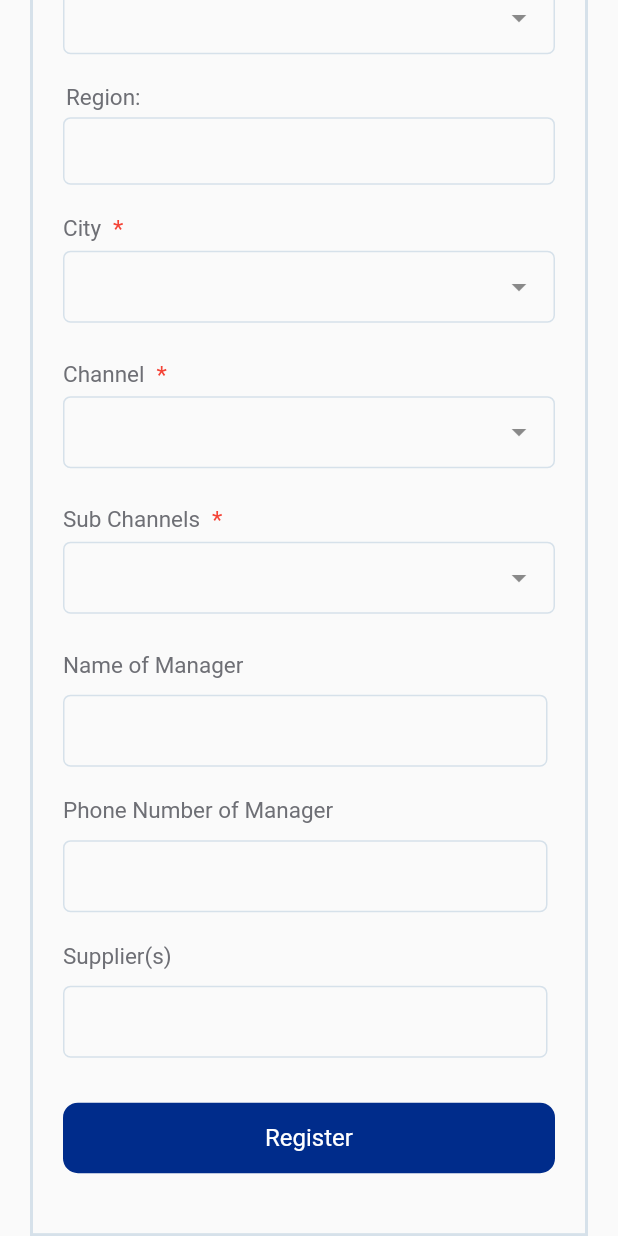
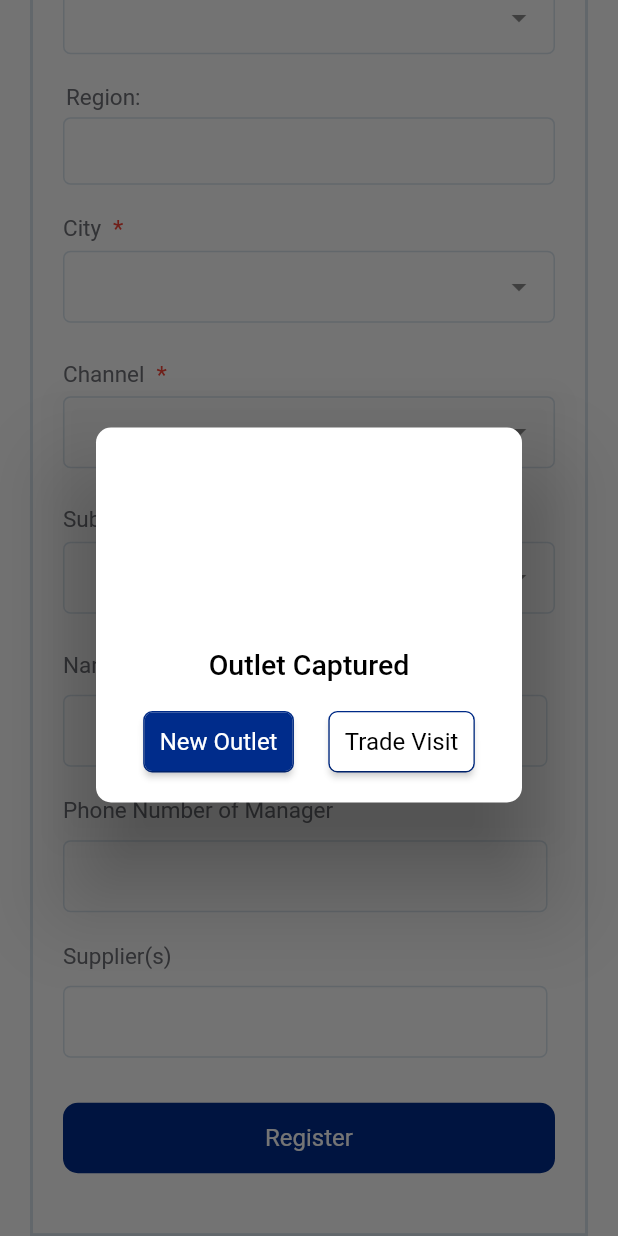
Before and after one commit to ObiVictorChibuike/Dexter_customer, a Flutter app: the OutletFormScreen screen opened by its route, scrolled down 406 dp, after a tap on "Register", on a phone screen of 412 x 824 dp. Run offline on Flutter 3.47's test engine with Material 2 defaults, Android fonts, the phone set to English and light mode, and no system bars; drawn by our look-alikes of dropdown_textfield; Roboto replaces fonts that are missing (neueplak).

Commit message:
Working on form

```diff
--- /dev/null
+++ b/lib/features/outlets/widgets/alert_action.dart
@@ -0,0 +1,40 @@
+import 'package:flutter/material.dart';
+import 'package:nettapp/core/app_colors/app_colors.dart';
+import 'package:nettapp/core/widgets/text_widget.dart';
+
+class AlertAction extends StatelessWidget {
+  const AlertAction(
+      {super.key,
+      required this.backgroundColor,
+      required this.label,
+      required this.labelColor,
+      required this.onTap});
+  final Color backgroundColor;
+  final String label;
+  final Color labelColor;
+  final VoidCallback onTap;
+  @override
+  Widget build(BuildContext context) {
+    return GestureDetector(
+      onTap: onTap,
+      child: Container(
+        decoration: BoxDecoration(
+            borderRadius: BorderRadius.circular(6),
+            border: Border.all(
+              color: AppColors.blue,
+            )),
+        child: Material(
+          elevation: 2,
+          borderRadius: BorderRadius.circular(5),
+          color: backgroundColor,
+          child: Padding(
+              padding: const EdgeInsets.symmetric(vertical: 10, horizontal: 10),
+              child: TextWidget(
+                text: label,
+                color: labelColor,
+              )),
+        ),
+      ),
+    );
+  }
+}
--- a/lib/features/outlets/widgets/outlet_form.dart
+++ b/lib/features/outlets/widgets/outlet_form.dart
@@ -4,6 +4,7 @@ import 'package:nettapp/core/constants/lists.dart';
 import 'package:nettapp/core/widgets/outlined_container.dart';
 import 'package:nettapp/core/widgets/text_widget.dart';
 import 'package:nettapp/features/auth/widgets/blue_button_widget.dart';
+import 'package:nettapp/features/outlets/widgets/alert_action.dart';
 import 'package:nettapp/features/outlets/widgets/drop_down_widget.dart';
 import 'package:nettapp/features/outlets/widgets/form_header.dart';
 import 'package:nettapp/features/outlets/widgets/form_input_field.dart';
@@ -146,7 +147,27 @@ class _OutletFormState extends State<OutletForm> {
             ),
             Padding(
               padding: const EdgeInsets.symmetric(horizontal: 20.0),
-              child: BlueButtonWidget(onTap: () {}, label: "Register"),
+              child: BlueButtonWidget(
+                  onTap: () {
+                    showDialog(
+                      context: context,
+                      builder: (BuildContext context) {
+                        return CustomAlertDialog(
+                          title: 'Alert Title',
+                          message: 'This is a customizable alert message.',
+                          actions: [
+                            TextButton(
+                              onPressed: () {
+                                Navigator.of(context).pop();
+                              },
+                              child: const Text('Close'),
+                            ),
+                          ],
+                        );
+                      },
+                    );
+                  },
+                  label: "Register"),
             ),
             const SizedBox(
               height: 20,
@@ -157,3 +178,59 @@ class _OutletFormState extends State<OutletForm> {
     );
   }
 }
+
+class CustomAlertDialog extends StatelessWidget {
+  final String title;
+  final String message;
+  final List<Widget> actions;
+
+  const CustomAlertDialog(
+      {super.key,
+      required this.title,
+      required this.message,
+      required this.actions});
+
+  @override
+  Widget build(BuildContext context) {
+    return AlertDialog(
+      backgroundColor: Colors.transparent,
+      content: Container(
+          height: 250,
+          width: 600,
+          decoration: BoxDecoration(
+            color: Colors.white,
+            borderRadius: BorderRadius.circular(10),
+          ),
+          child: Column(
+            mainAxisAlignment: MainAxisAlignment.end,
+            children: [
+              const TextWidget(
+                text: "Outlet Captured",
+                fontWeight: FontWeight.w500,
+                fontSize: 19,
+              ),
+              Padding(
+                padding: const EdgeInsets.all(20.0),
+                child: Row(
+                  mainAxisAlignment: MainAxisAlignment.spaceAround,
+                  children: [
+                    AlertAction(
+                      onTap: () {},
+                      backgroundColor: AppColors.blue,
+                      label: "New Outlet",
+                      labelColor: Colors.white,
+                    ),
+                    AlertAction(
+                      onTap: () {},
+                      backgroundColor: Colors.white,
+                      label: "Trade Visit",
+                      labelColor: Colors.black,
+                    )
+                  ],
+                ),
+              )
+            ],
+          )),
+    );
+  }
+}
```
